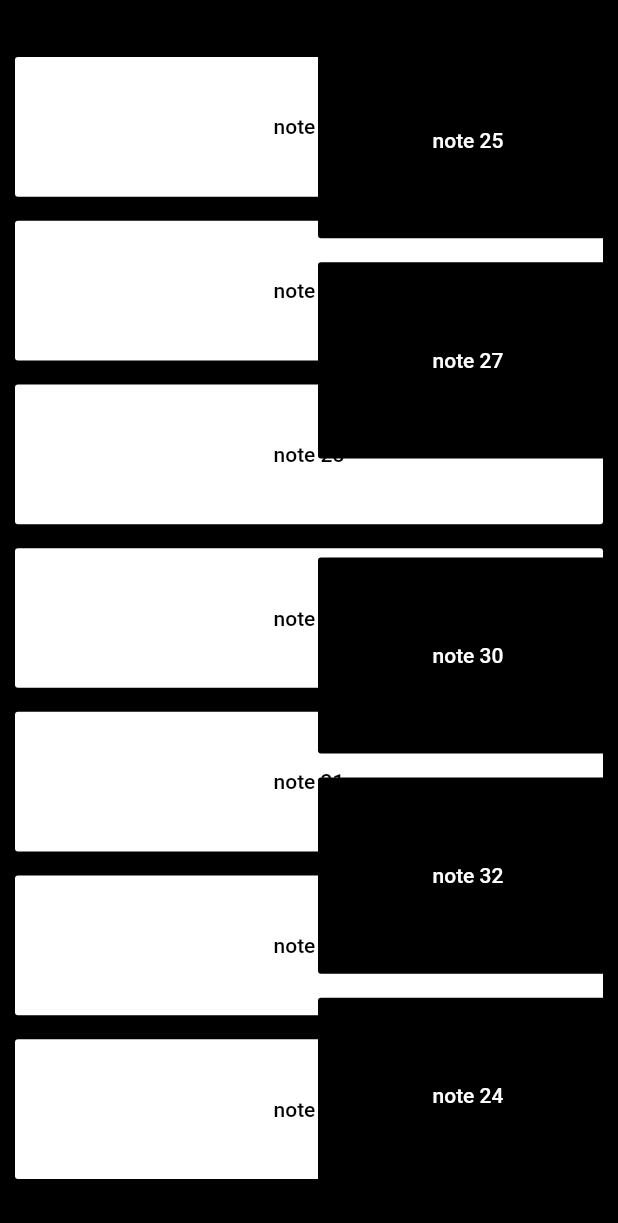
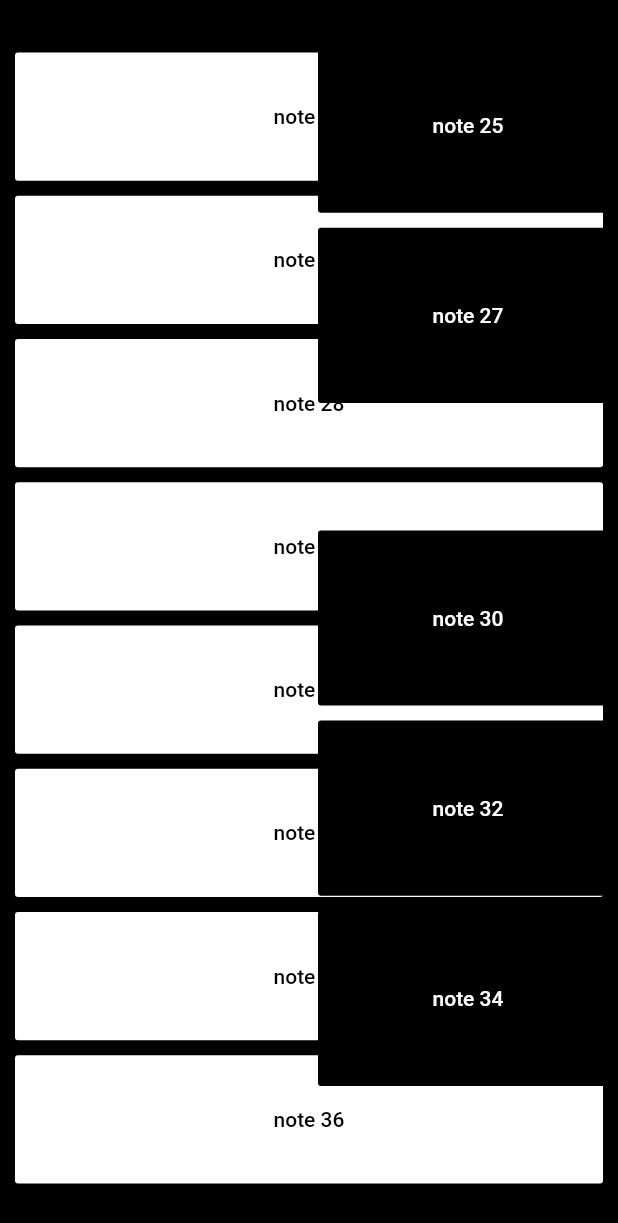
Before and after one commit to eoanodea/flutter-keyboard, a Flutter app: the screen it shows after launch, on a phone screen of 412 x 824 dp. Shown: the top 1223 px of the screen. Run offline on Flutter 3.47's test engine with Material 2 defaults, Android fonts, the phone set to English and light mode, and no system bars; missing offline and left inert: flutter_midi.

Commit message:
Cleaned up code and comments

```diff
--- a/lib/main.dart
+++ b/lib/main.dart
@@ -14,12 +14,8 @@ class _PianoAppState extends State<PianoApp> with WidgetsBindingObserver {
   @override
   initState() {
     _loadSoundFont();
-    // _initNotes();
     super.initState();
   }
-
-  /// Initialise audio cache
-  // static AudioCache player = AudioCache();
 
   void _loadSoundFont() async {
     MidiUtils.unmute();
@@ -41,46 +37,16 @@ class _PianoAppState extends State<PianoApp> with WidgetsBindingObserver {
   void didChangeAppLifecycleState(AppLifecycleState state) {
     print("State: $state");
     _loadSoundFont();
-    // _initNotes();
   }
 
-  // final List<String> notes = [
-  //   'C',
-  //   'C#',
-  //   'D',
-  //   'D#',
-  //   'E',
-  //   'E#',
-  //   'F',
-  //   'F#',
-  //   'G',
-  //   'G#',
-  //   'A',
-  //   'A#',
-  //   'B',
-  // ];
-
-  final List<int> sharps = [25, 27, 0, 30, 32, 24];
-  final List<int> notes = [24, 26, 28, 29, 31, 33, 35];
-
-  // void _initNotes() {
-  //   for (var i = 24; i < 36; i++) {
-  //     notes.add(i);
-  //   }
-
-  //   print('notes! ${notes.length}');
-  // }
-
-  // final List<int> notes = [];
+  final List<int> sharps = [25, 27, 0, 30, 32, 34, 0];
+  final List<int> notes = [24, 26, 28, 29, 31, 33, 35, 36];
 
   @override
   Widget build(BuildContext context) {
-    /// play a note depending on it's file name
-    /// expects an integer as a parameter
     void playNote(int note) {
-      // player.play('$note.mp3');
       MidiUtils.play(note);
-      //       if (feedback) {
+      //if (feedback) {
       //   VibrateUtils.light();
       // }
     }
@@ -88,18 +54,15 @@ class _PianoAppState extends State<PianoApp> with WidgetsBindingObserver {
     /// Renders a single key to the screen
     Expanded renderKey(int note, bool sharp) {
       return Expanded(
-        // child: Padding(
-        // padding: const EdgeInsets.only(top: 10.0, bottom: 10.0),
-
         child: Container(
           width: 450,
-          // margin: Margin.all,
           child: Padding(
-            padding: const EdgeInsets.symmetric(vertical: 8.0),
+            padding: const EdgeInsets.symmetric(vertical: 5.0),
             child: FlatButton(
+              height: 10.0,
               color: sharp ? Colors.black : Colors.white,
               textColor: sharp ? Colors.white : Colors.black,
-              onPressed: () => playNote(note),
+              onPressed: () => playNote(note + (12 * 4)),
               child: Text(
                 'note $note',
               ),
@@ -110,25 +73,8 @@ class _PianoAppState extends State<PianoApp> with WidgetsBindingObserver {
     }
 
     Stack renderOctive() {
-      // List<String> sharps = [];
-      // List<String> keys = [];
-
-      // for (var i = 0; i < notes.length; i++) {
-      //   // if (notes[i].contains('#')) {
-      //     // sharps.add(notes[i]);
-      //   // } else {
-      //     // keys.add(notes[i]);
-      //   }
-      // }
-
       return Stack(
         children: [
-          // Positioned(
-          //   top: 0.0,
-          //   bottom: 0.0,
-          //   left: 0.0,
-          //   width: 500.0,
-          // child:
           Container(
             margin: EdgeInsets.all(10.0),
             child: Column(
@@ -142,44 +88,24 @@ class _PianoAppState extends State<PianoApp> with WidgetsBindingObserver {
           ),
           // ),
           Positioned(
-            // left: 0.0,
-            // right: 0.0,
-            // bottom: 100,
-            // top: 0.0,
-            // left: 0.0,
             right: 0.0,
             bottom: 0.0,
             top: 0.0,
             width: 200.0,
-
             child: Column(
-              mainAxisAlignment: MainAxisAlignment.spaceBetween,
-              mainAxisSize: MainAxisSize.min,
+              mainAxisAlignment: MainAxisAlignment.spaceEvenly,
+              mainAxisSize: MainAxisSize.max,
               children: <Widget>[
                 for (var i = 0; i < sharps.length; i++)
                   sharps[i] == 0
                       ? Container(
-                          width: 100 * .5,
-                          height: 100 * .5,
+                          width: 150 * .5,
+                          height: 150 * .5,
                         )
                       : renderKey(sharps[i], true)
               ],
             ),
           ),
-          // Positioned(
-          //   child: Column(
-          //     mainAxisAlignment: MainAxisAlignment.spaceEvenly,
-          //     crossAxisAlignment: CrossAxisAlignment.stretch,
-          //     children: [
-          //       for (var i = 0; i < sharps.length; i++)
-          //         renderKey(sharps[i], sharp: true),
-          //     ],
-          //   ),
-          // right: 00.0,
-          // bottom: 50.0,
-          // top: 50.0,
-          // width: 200.0,
-          // ),
         ],
       );
     }
--- a/lib/notes.dart
+++ /dev/null
@@ -1,7 +0,0 @@
-const List notes = ['A', 'A#'];
-
-class Note {
-  String name;
-
-  Note(this.name);
-}
```
